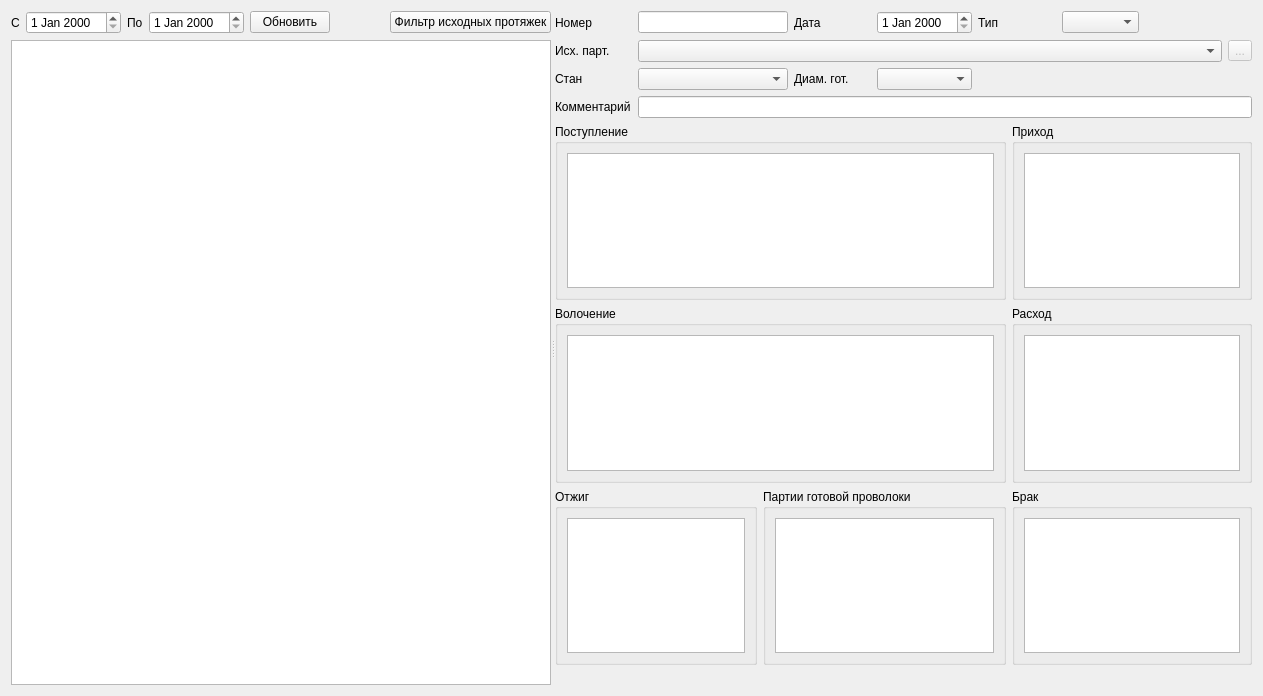
This is formpodt.ui in Sergeyego/wire_pr as Qt 5 draws it before an edit. The edited form follows.
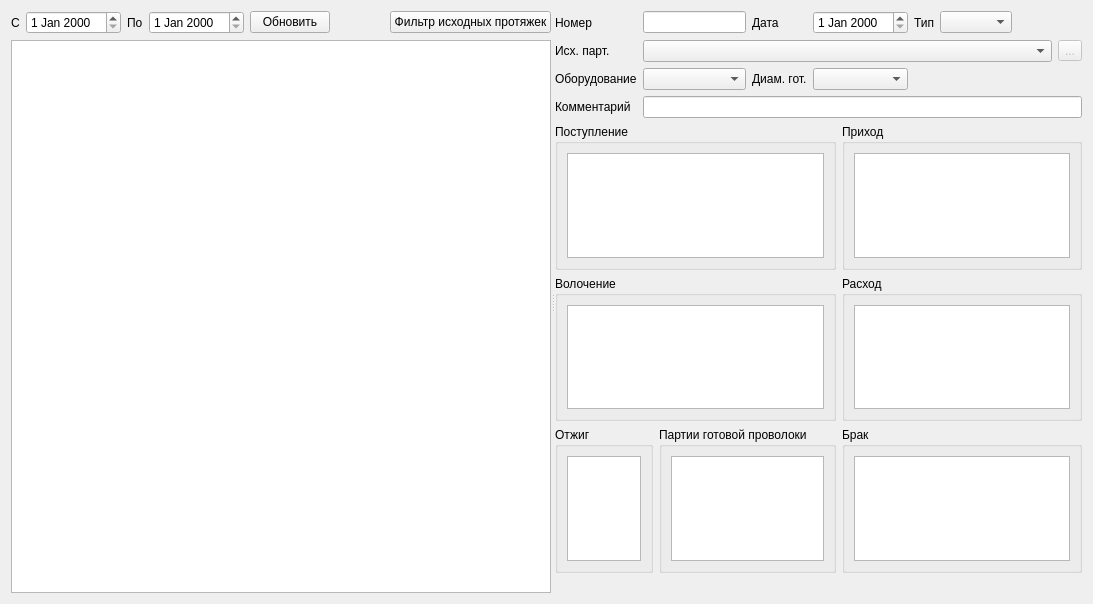
This is the edited form. Icons and pictures are not drawn. Custom widgets are drawn as their Qt base class.

Patch:
```diff
--- a/formpodt.ui
+++ b/formpodt.ui
@@ -6,8 +6,8 @@
    <rect>
     <x>0</x>
     <y>0</y>
-    <width>1263</width>
-    <height>696</height>
+    <width>1093</width>
+    <height>604</height>
    </rect>
   </property>
   <property name="windowTitle">
@@ -131,7 +131,7 @@
           <widget class="QLabel" name="label_4">
            <property name="maximumSize">
             <size>
-             <width>80</width>
+             <width>120</width>
              <height>16777215</height>
             </size>
            </property>
@@ -160,12 +160,12 @@
           <widget class="QLabel" name="label_7">
            <property name="maximumSize">
             <size>
-             <width>80</width>
+             <width>120</width>
              <height>16777215</height>
             </size>
            </property>
            <property name="text">
-            <string>Стан</string>
+            <string>Оборудование</string>
            </property>
           </widget>
          </item>
@@ -197,6 +197,12 @@
          </item>
          <item row="3" column="0">
           <widget class="QLabel" name="label_3">
+           <property name="maximumSize">
+            <size>
+             <width>120</width>
+             <height>16777215</height>
+            </size>
+           </property>
            <property name="text">
             <string>Комментарий</string>
            </property>
@@ -209,7 +215,7 @@
           <widget class="QLabel" name="label">
            <property name="maximumSize">
             <size>
-             <width>80</width>
+             <width>120</width>
              <height>16777215</height>
             </size>
            </property>
```
